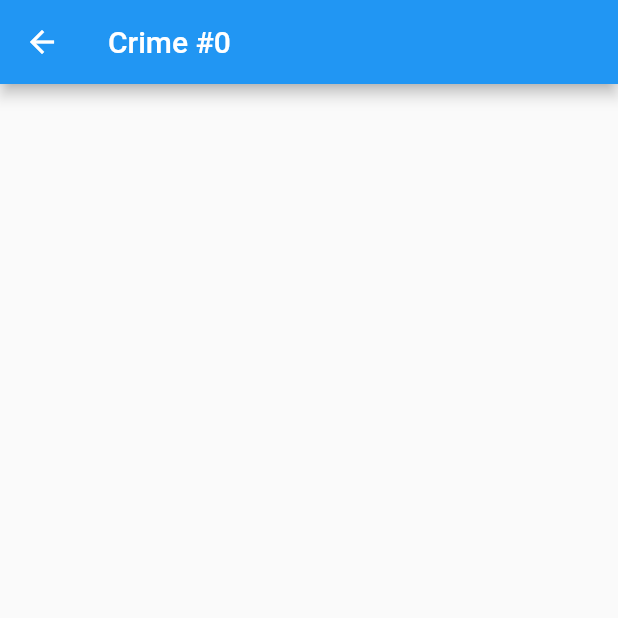
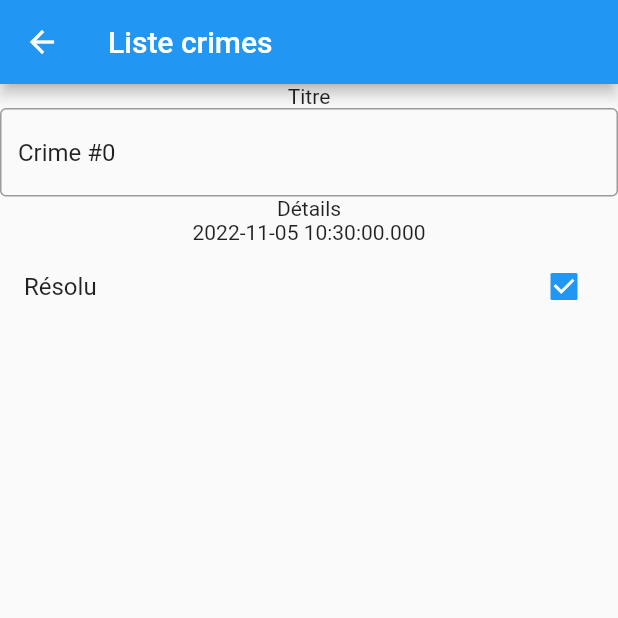
Before and after one commit to RobinMory/flutter_cours, a Flutter app: the screen it shows after launch, after a tap on an icon or button, on a phone screen of 412 x 824 dp, the top half of it. Run offline on Flutter 3.47's test engine with Material 2 defaults, Android fonts, the phone set to English and light mode, and no system bars.

```diff
--- a/lib/crime.dart
+++ b/lib/crime.dart
@@ -18,10 +18,12 @@ DateTime get get_date => _date;
 bool? get get_solved => _solved;
 
 set set_title(String value) => _title = value;
-set set_solved(bool value) => _solved = value;
+//set set_solved(bool value) => _solved = value;
 //set set_date(DateTime value) => _date = value;
 
   void set_date(DateTime dateTime) {
     this._date = dateTime;
   }
+
+  void set_solved(bool? value) {_solved = value!;}
 }
--- a/lib/crime_lab.dart
+++ b/lib/crime_lab.dart
@@ -11,7 +11,7 @@ class CrimeLab
       Crime crime = Crime();
       crime.set_title = "Crime #$i";
       crime.set_date(DateTime.now());
-      crime.set_solved = i % 2 == 0;
+      crime.set_solved(i % 2 == 0);
       _crimes.add(crime);
     }
   }
--- a/lib/main.dart
+++ b/lib/main.dart
@@ -42,24 +42,57 @@ class _CrimeListState extends State<CrimeList> {
           Text(crime.get_date.toString().substring(0,19))
         ]),
         onTap: (){
-          Navigator.push(context,MaterialPageRoute(builder:(context) => CrimeWindow(crime: crime)));
+          Navigator.push(context,MaterialPageRoute(builder:(context) => CrimeWindow(crime: crime))).then((result) => setState(() {}));
         },
     );
   }
 
 }
 
-class CrimeWindow extends StatelessWidget
-{
+
+class CrimeWindow extends StatefulWidget {
+
+  final Crime crime;
+
   const CrimeWindow({super.key, required this.crime});
 
-  final Crime crime;
+  @override
+  State<CrimeWindow> createState() => _CrimeWindowState();
+}
+
+class _CrimeWindowState extends State<CrimeWindow>
+{
+
+  late Crime crime = widget.crime;
 
   @override
   Widget build(BuildContext context)
   {
     return Scaffold(
-      appBar: AppBar(title: Text(crime.get_title)),
+      appBar: AppBar(title: const Text("Liste crimes")),
+      body: Column(children: [
+        const Text("Titre"),
+        TextField(
+          controller: TextEditingController(text: crime.get_title),
+          onChanged: (text){
+            crime.set_title = text;
+          },
+            decoration: const  InputDecoration(
+              border: OutlineInputBorder(),
+            ),
+          ),
+        const Text("Détails"),
+        Text(crime.get_date.toString()),
+        CheckboxListTile(
+        title: const Text("Résolu"),
+        value: crime.get_solved,
+        onChanged:(bool? value) {
+          setState(() {
+           crime.set_solved(value);
+        });
+      },
+        )
+      ]),
     );
   }
 }
```
